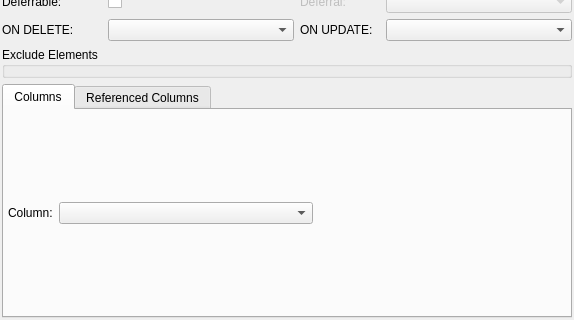
Before: the Qt Designer form libpgmodeler_ui/ui/constraintwidget.ui in pgmodeler/pgmodeler, drawn with Qt 5; both pictures show x 0 to 574 and y 329 to 649 of the 574 by 649 pixel window.
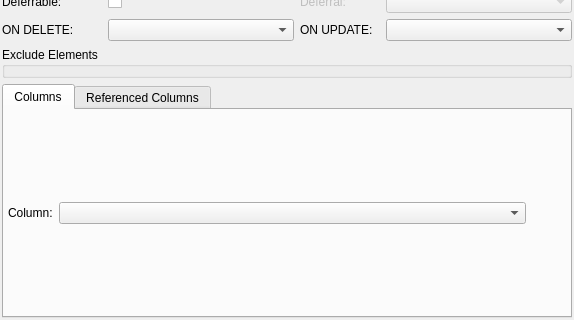
After: the same form once the commit is applied.

Commit message: Fixed a bug on UTF8 name validation. (issue #389)

```diff
--- a/libpgmodeler_ui/ui/constraintwidget.ui
+++ b/libpgmodeler_ui/ui/constraintwidget.ui
@@ -446,7 +446,7 @@
        <item row="0" column="1">
         <widget class="QComboBox" name="column_cmb">
          <property name="sizePolicy">
-          <sizepolicy hsizetype="Expanding" vsizetype="Fixed">
+          <sizepolicy hsizetype="Preferred" vsizetype="Fixed">
            <horstretch>0</horstretch>
            <verstretch>0</verstretch>
           </sizepolicy>
@@ -464,6 +464,9 @@
          <property name="orientation">
           <enum>Qt::Horizontal</enum>
          </property>
+         <property name="sizeType">
+          <enum>QSizePolicy::Preferred</enum>
+         </property>
          <property name="sizeHint" stdset="0">
           <size>
            <width>40</width>
```
Left out of the diff: 5 changed lines with no effect on the pictures. The commit also changes 1 other file.
